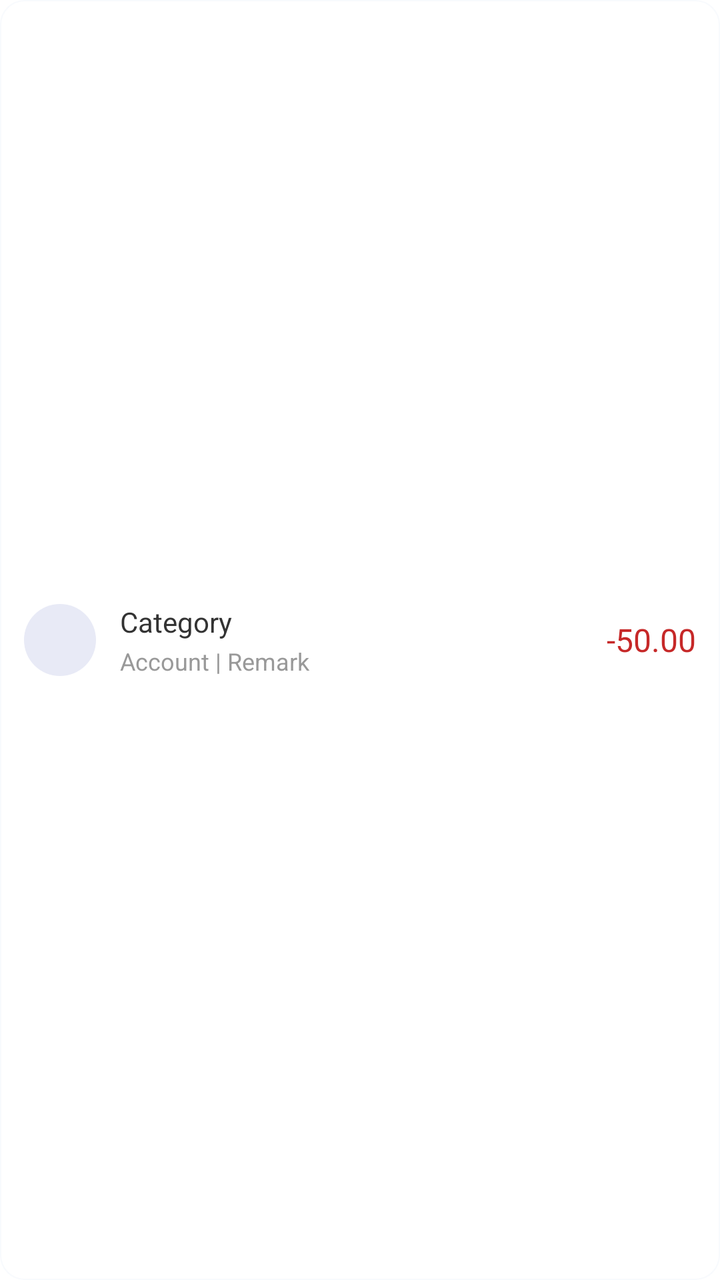
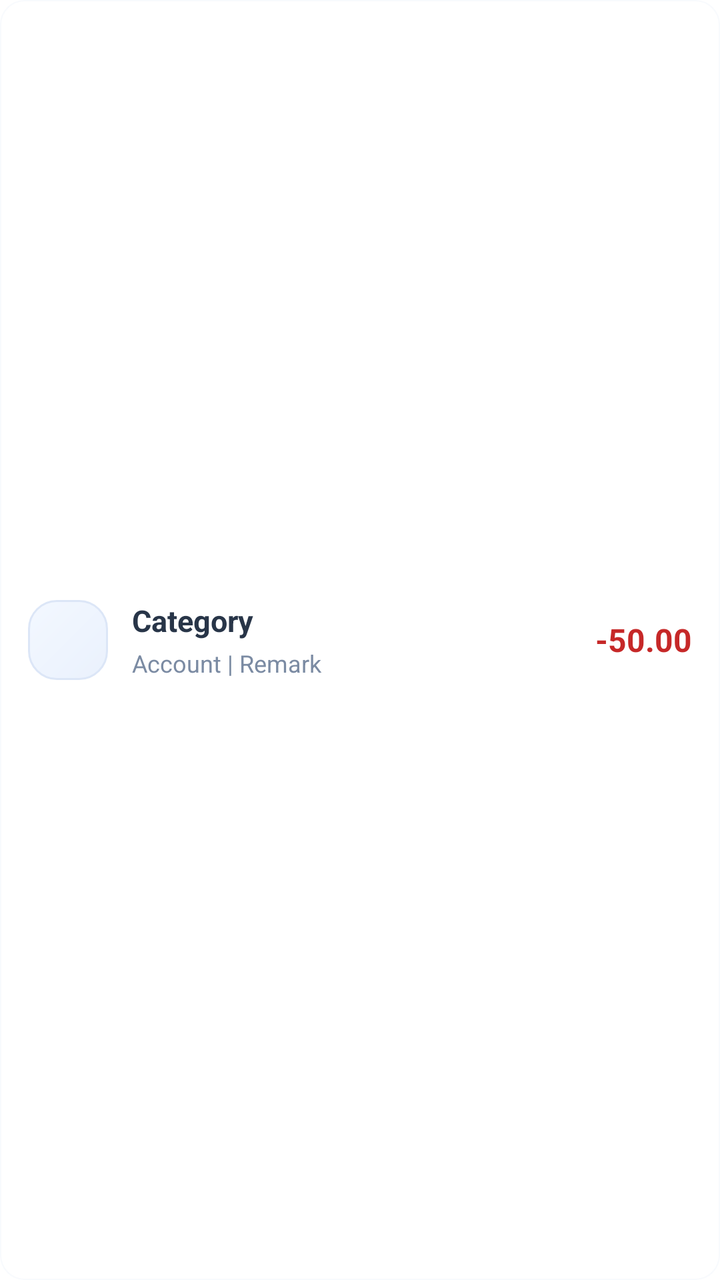

Screens rendered from an Android XML layout before and after an edit, with the pre-edit source and the edit as a unified diff.
<!-- AndroidManifest.xml: application theme Theme.FlipAccounting -->
<!-- res/layout/item_home_transaction.xml -->
<?xml version="1.0" encoding="utf-8"?>
<LinearLayout xmlns:android="http://schemas.android.com/apk/res/android"
    xmlns:app="http://schemas.android.com/apk/res-auto"
    xmlns:tools="http://schemas.android.com/tools"
    android:layout_width="match_parent"
    android:layout_height="wrap_content"
    android:layout_marginBottom="0dp"
    android:animateLayoutChanges="true"
    android:background="@drawable/bg_bill_group_single"
    android:gravity="center_vertical"
    android:orientation="horizontal"
    android:paddingHorizontal="12dp"
    android:paddingVertical="10dp">

    <CheckBox
        android:id="@+id/cb_bill_select"
        android:layout_width="wrap_content"
        android:layout_height="wrap_content"
        android:layout_marginEnd="8dp"
        android:visibility="gone"
        tools:visibility="gone" />

    <LinearLayout
        android:id="@+id/layout_icon_container"
        android:layout_width="36dp"
        android:layout_height="36dp"
        android:background="@drawable/bg_circle_soft"
        android:gravity="center"
        android:orientation="vertical">

        <ImageView
            android:id="@+id/iv_bill_category_icon"
            android:layout_width="@dimen/icon_size_20"
            android:layout_height="@dimen/icon_size_20"
            android:scaleType="fitCenter"
            app:tint="#444444" />
    </LinearLayout>

    <LinearLayout
        android:layout_width="0dp"
        android:layout_height="wrap_content"
        android:layout_marginStart="12dp"
        android:layout_weight="1"
        android:orientation="vertical">

        <TextView
            android:id="@+id/tv_bill_category"
            android:layout_width="wrap_content"
            android:layout_height="wrap_content"
            android:text="Category"
            android:textColor="#333333"
            android:textSize="@dimen/text_size_14" />

        <TextView
            android:id="@+id/tv_bill_detail"
            android:layout_width="match_parent"
            android:layout_height="wrap_content"
            android:layout_marginTop="2dp"
            android:ellipsize="end"
            android:maxLines="1"
            android:text="Account | Remark"
            android:textColor="#999999"
            android:textSize="@dimen/text_size_12" />

        <TextView
            android:id="@+id/tv_bill_time"
            android:layout_width="wrap_content"
            android:layout_height="wrap_content"
            android:layout_marginTop="2dp"
            android:text="2026-02-15 14:30"
            android:textColor="#999999"
            android:textSize="@dimen/text_size_12"
            android:visibility="gone" />
    </LinearLayout>

    <TextView
        android:id="@+id/tv_bill_amount"
        android:layout_width="wrap_content"
        android:layout_height="wrap_content"
        android:text="-50.00"
        android:textColor="#C62828"
        android:textSize="@dimen/text_size_16" />

</LinearLayout>
<!-- resources referenced by this layout -->
<resources>
  <dimen name="icon_size_20">20dp</dimen>
  <dimen name="text_size_12">12sp</dimen>
  <dimen name="text_size_14">14sp</dimen>
  <dimen name="text_size_16">16sp</dimen>
  <!-- drawable bg_bill_group_single (drawable) -->
  <?xml version="1.0" encoding="utf-8"?>
  <shape xmlns:android="http://schemas.android.com/apk/res/android">
      <solid android:color="#FFFFFF" />
      <corners android:radius="12dp" />
      <stroke
          android:width="0.5dp"
          android:color="#F8FAFD" />
  </shape>
  <!-- drawable bg_circle_soft (drawable) -->
  <?xml version="1.0" encoding="utf-8"?>
  <shape xmlns:android="http://schemas.android.com/apk/res/android"
      android:shape="oval">
      <solid android:color="#E8EAF6" /> 
  </shape>
  <style name="Theme.FlipAccounting" parent="Theme.MaterialComponents.DayNight.NoActionBar">
          
          <item name="colorPrimary">#5C6BC0</item>
          <item name="colorPrimaryVariant">#3F51B5</item>
          <item name="colorOnPrimary">#FFFFFF</item>
          
          <item name="colorSecondary">#FF4081</item>
          <item name="colorSecondaryVariant">#F50057</item>
          <item name="colorOnSecondary">#FFFFFF</item>
  
          
          <item name="android:statusBarColor">#F5F7FA</item>
          <item name="android:windowLightStatusBar">true</item>
      </style>
</resources>

<!-- the commit's change to res/layout/item_home_transaction.xml (unified diff, before → after) -->
@@ -8,9 +8,10 @@
     android:animateLayoutChanges="true"
     android:background="@drawable/bg_bill_group_single"
     android:gravity="center_vertical"
+    android:minHeight="68dp"
     android:orientation="horizontal"
-    android:paddingHorizontal="12dp"
-    android:paddingVertical="10dp">
+    android:paddingHorizontal="14dp"
+    android:paddingVertical="12dp">
 
     <CheckBox
         android:id="@+id/cb_bill_select"
@@ -22,16 +23,16 @@
 
     <LinearLayout
         android:id="@+id/layout_icon_container"
-        android:layout_width="36dp"
-        android:layout_height="36dp"
-        android:background="@drawable/bg_circle_soft"
+        android:layout_width="40dp"
+        android:layout_height="40dp"
+        android:background="@drawable/bg_home_transaction_icon"
         android:gravity="center"
         android:orientation="vertical">
 
         <ImageView
             android:id="@+id/iv_bill_category_icon"
-            android:layout_width="@dimen/icon_size_20"
-            android:layout_height="@dimen/icon_size_20"
+            android:layout_width="18dp"
+            android:layout_height="18dp"
             android:scaleType="fitCenter"
             app:tint="#444444" />
     </LinearLayout>
@@ -48,18 +49,19 @@
             android:layout_width="wrap_content"
             android:layout_height="wrap_content"
             android:text="Category"
-            android:textColor="#333333"
-            android:textSize="@dimen/text_size_14" />
+            android:textColor="#283548"
+            android:textSize="@dimen/text_size_15"
+            android:textStyle="bold" />
 
         <TextView
             android:id="@+id/tv_bill_detail"
             android:layout_width="match_parent"
             android:layout_height="wrap_content"
-            android:layout_marginTop="2dp"
+            android:layout_marginTop="3dp"
             android:ellipsize="end"
             android:maxLines="1"
             android:text="Account | Remark"
-            android:textColor="#999999"
+            android:textColor="#7B8BA3"
             android:textSize="@dimen/text_size_12" />
 
         <TextView
@@ -68,8 +70,8 @@
             android:layout_height="wrap_content"
             android:layout_marginTop="2dp"
             android:text="2026-02-15 14:30"
-            android:textColor="#999999"
-            android:textSize="@dimen/text_size_12"
+            android:textColor="#A2AEC0"
+            android:textSize="@dimen/text_size_11"
             android:visibility="gone" />
     </LinearLayout>
 
@@ -79,6 +81,7 @@
         android:layout_height="wrap_content"
         android:text="-50.00"
         android:textColor="#C62828"
-        android:textSize="@dimen/text_size_16" />
+        android:textSize="@dimen/text_size_17"
+        android:textStyle="bold" />
 
 </LinearLayout>
<!-- resource entries referenced after the edit -->
@@ -1,9 +1,9 @@
 <!-- resources referenced by this layout -->
 <resources>
-  <dimen name="icon_size_20">20dp</dimen>
+  <dimen name="text_size_11">12sp</dimen>
   <dimen name="text_size_12">12sp</dimen>
-  <dimen name="text_size_14">14sp</dimen>
-  <dimen name="text_size_16">16sp</dimen>
+  <dimen name="text_size_15">15sp</dimen>
+  <dimen name="text_size_17">16sp</dimen>
   <!-- drawable bg_bill_group_single (drawable) -->
   <?xml version="1.0" encoding="utf-8"?>
   <shape xmlns:android="http://schemas.android.com/apk/res/android">
@@ -13,11 +13,17 @@
           android:width="0.5dp"
           android:color="#F8FAFD" />
   </shape>
-  <!-- drawable bg_circle_soft (drawable) -->
+  <!-- drawable bg_home_transaction_icon (drawable) -->
   <?xml version="1.0" encoding="utf-8"?>
-  <shape xmlns:android="http://schemas.android.com/apk/res/android"
-      android:shape="oval">
-      <solid android:color="#E8EAF6" /> 
+  <shape xmlns:android="http://schemas.android.com/apk/res/android">
+      <corners android:radius="14dp" />
+      <gradient
+          android:angle="315"
+          android:startColor="#F3F8FF"
+          android:endColor="#EAF1FD" />
+      <stroke
+          android:width="1dp"
+          android:color="#DCE6F7" />
   </shape>
   <style name="Theme.FlipAccounting" parent="Theme.MaterialComponents.DayNight.NoActionBar">
           
